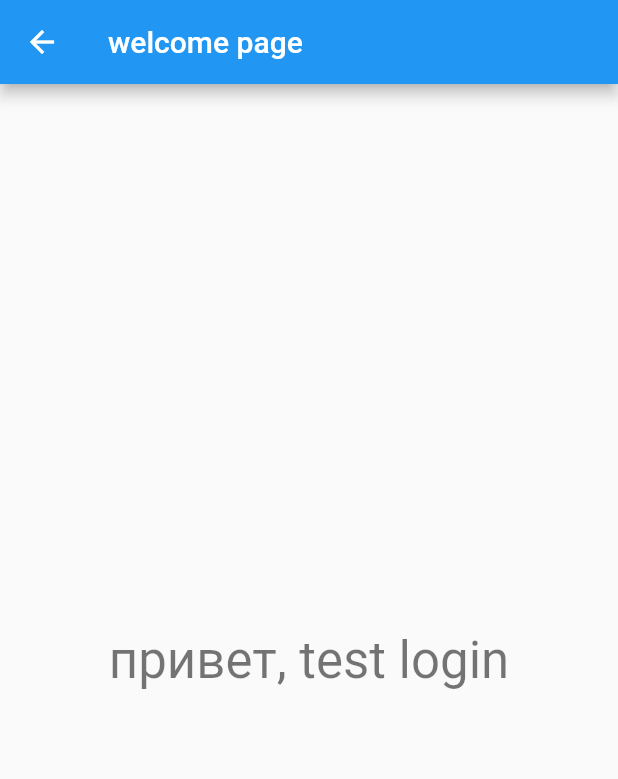
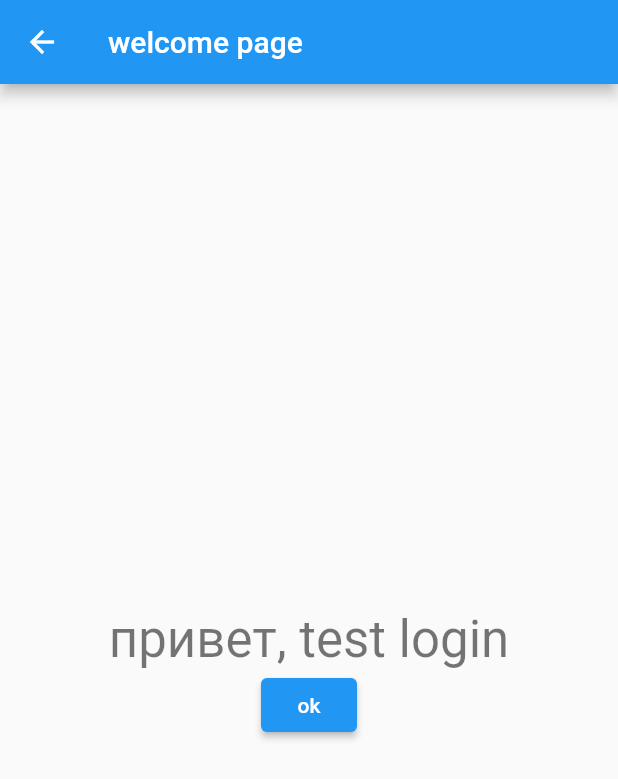
Before and after one commit to EugeneShelukhin/naspor, a Flutter app: the screen it shows after launch, after a tap on "Login", on a phone screen of 412 x 824 dp. Shown: the top 779 px of the screen. Run offline on Flutter 3.47's test engine with Material 2 defaults, Android fonts, the phone set to English and light mode, and no system bars.

Commit message:
dummy animation

```diff
--- /dev/null
+++ b/lib/AnimatedWelcomeText.dart
@@ -0,0 +1,37 @@
+import 'package:flutter/material.dart';
+class AnimatedWelcomeText extends StatefulWidget{
+  const AnimatedWelcomeText({Key? key, required this.contentText}):super(key: key);
+  final String contentText;
+
+  @override
+  _AnimatedWelcomeTextState createState()=> _AnimatedWelcomeTextState();
+}
+
+class _AnimatedWelcomeTextState extends State<AnimatedWelcomeText>{
+  double _marginTop=350;
+  _updateState(){
+    setState(() {
+      _marginTop=10;
+    });
+  }
+
+  @override
+  Widget build(BuildContext context){
+    return Column(
+        //mainAxisAlignment: MainAxisAlignment.center,
+        crossAxisAlignment: CrossAxisAlignment.center,
+      children:<Widget>[
+        AnimatedContainer(
+          duration: Duration(milliseconds: 250),
+          //width: _width,
+          margin: EdgeInsets.only(top: _marginTop),
+          child: Text(
+            widget.contentText,
+            style: Theme.of(context).textTheme.headline4
+            )
+        ),
+        ElevatedButton(onPressed: (){_updateState();}, child: Text('ok')),
+      ]
+    );
+  }
+}
--- a/lib/welcome.dart
+++ b/lib/welcome.dart
@@ -1,10 +1,11 @@
 import 'package:flutter/material.dart';
+
+import 'AnimatedWelcomeText.dart';
 
 class WelcomePageRoute extends MaterialPageRoute {
   WelcomePageRoute({Key? key, required String name}) : super(builder: (context){
     return WelcomePage(name: name);
   });
-
 }
 
 class WelcomePage extends StatelessWidget{
@@ -17,9 +18,7 @@ class WelcomePage extends StatelessWidget{
         title: Text('welcome page'),
       ),
       body:Center(
-        child:Text('привет, $name',
-            style: Theme.of(context).textTheme.headline4
-        )
+        child:AnimatedWelcomeText(contentText:'привет, $name')
       )
       ,
     );
```
